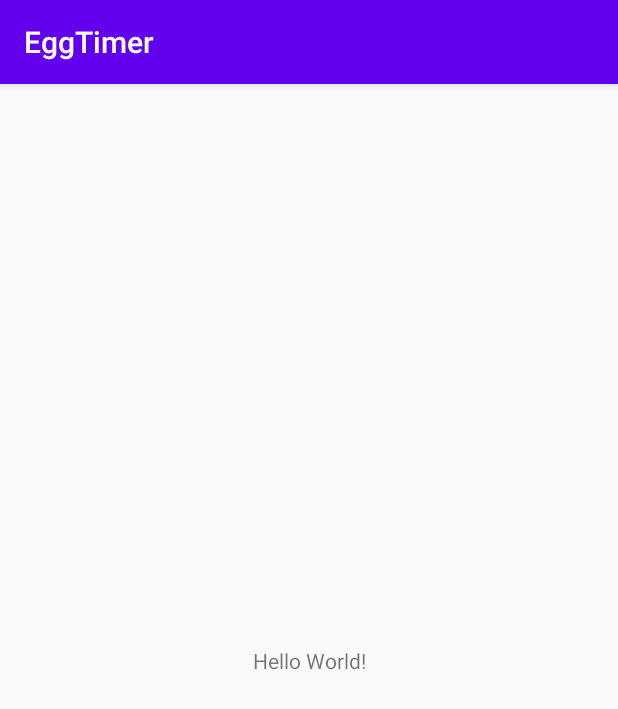
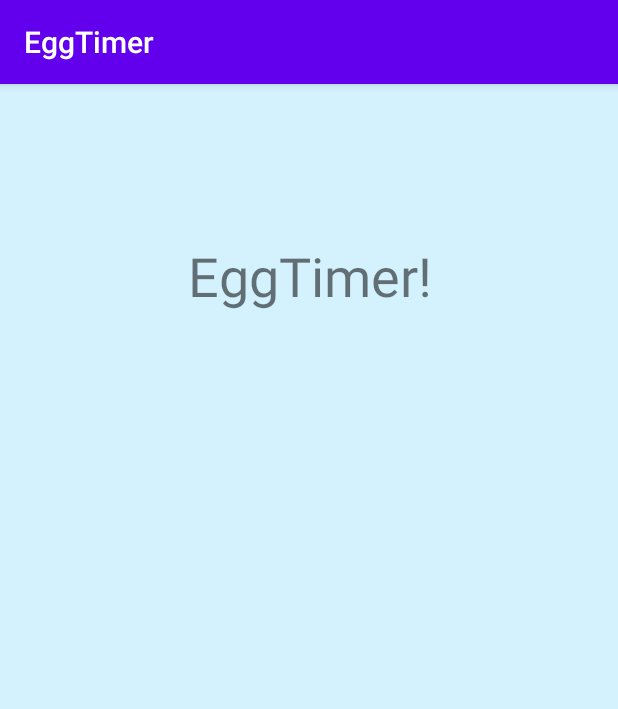
Before and after one commit to gsbiel/egg-timer-app-android, an Android app: the screen it shows after launch (MainActivity), on a phone screen of 412 x 824 dp. Shown: the top 709 px of the screen. Run offline under Robolectric (Android 15) with nearby library versions, the phone set to English and light mode, and no system bars.

Commit message:
Implementa layout basico da tela, com background e titulo

```diff
--- a/app/src/main/res/layout/activity_main.xml
+++ b/app/src/main/res/layout/activity_main.xml
@@ -4,15 +4,47 @@
     xmlns:tools="http://schemas.android.com/tools"
     android:layout_width="match_parent"
     android:layout_height="match_parent"
+    android:background="#D4F1FE"
     tools:context=".MainActivity">
 
     <TextView
-        android:layout_width="wrap_content"
-        android:layout_height="wrap_content"
-        android:text="Hello World!"
+        android:id="@+id/screenTitle"
+        android:layout_width="0dp"
+        android:layout_height="0dp"
+        android:text="EggTimer!"
+        android:gravity="center"
+        android:textSize="36sp"
+        app:layout_constraintStart_toStartOf="parent"
+        app:layout_constraintEnd_toEndOf="parent"
+        app:layout_constraintTop_toTopOf="parent"
+        app:layout_constraintBottom_toTopOf="@+id/buttonContainer"
+        />
+
+    <LinearLayout
+        android:id="@+id/buttonContainer"
+        android:layout_width="0dp"
+        android:layout_height="0dp"
+        android:orientation="horizontal"
+        app:layout_constraintStart_toStartOf="parent"
+        app:layout_constraintEnd_toEndOf="parent"
+        app:layout_constraintTop_toBottomOf="@+id/screenTitle"
+        app:layout_constraintBottom_toTopOf="@+id/progressBarContainer"
+        >
+
+    </LinearLayout>
+
+    <LinearLayout
+        android:id="@+id/progressBarContainer"
+        android:layout_width="0dp"
+        android:layout_height="0dp"
+        android:orientation="vertical"
+        app:layout_constraintStart_toStartOf="parent"
+        app:layout_constraintEnd_toEndOf="parent"
+        app:layout_constraintTop_toBottomOf="@id/buttonContainer"
         app:layout_constraintBottom_toBottomOf="parent"
-        app:layout_constraintLeft_toLeftOf="parent"
-        app:layout_constraintRight_toRightOf="parent"
-        app:layout_constraintTop_toTopOf="parent" />
+        >
+
+    </LinearLayout>
+
 
 </androidx.constraintlayout.widget.ConstraintLayout>
```
